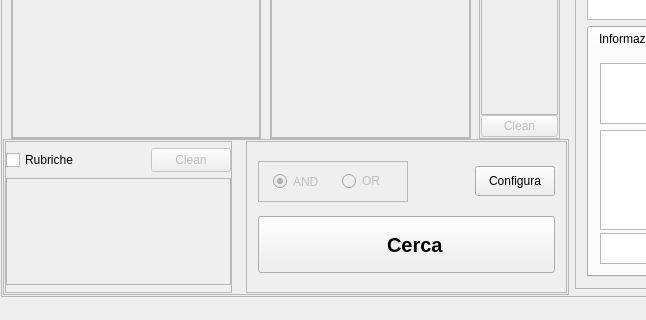
First picture: the form in lescienze500.ui, repository simon-r/LeScienze500, before the edit; both pictures show x 0 to 646 and y 421 to 741 of the 1098 by 741 pixel window.
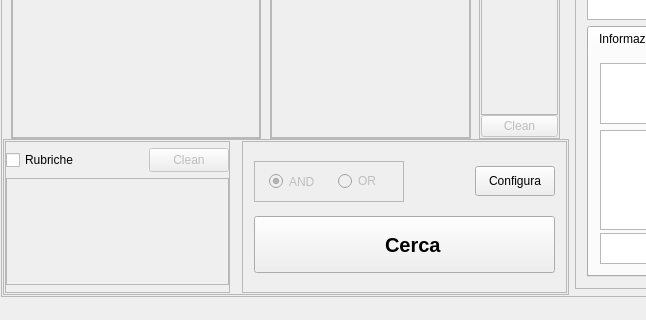
Second picture: the form after the edit. Icons and pictures are not drawn.

Patch:
```diff
--- a/lescienze500.ui
+++ b/lescienze500.ui
@@ -1239,7 +1239,7 @@
                    </layout>
                   </widget>
                  </item>
-                 <item row="2" column="3">
+                 <item row="2" column="4">
                   <widget class="QPushButton" name="Configura">
                    <property name="enabled">
                     <bool>true</bool>
@@ -1255,20 +1255,7 @@
                    </property>
                   </widget>
                  </item>
-                 <item row="2" column="2">
-                  <spacer name="horizontalSpacer_9">
-                   <property name="orientation">
-                    <enum>Qt::Horizontal</enum>
-                   </property>
-                   <property name="sizeHint" stdset="0">
-                    <size>
-                     <width>40</width>
-                     <height>20</height>
-                    </size>
-                   </property>
-                  </spacer>
-                 </item>
-                 <item row="3" column="0" colspan="4">
+                 <item row="3" column="0" colspan="5">
                   <widget class="QPushButton" name="Cerca">
                    <property name="minimumSize">
                     <size>
@@ -1315,6 +1302,19 @@
                    </property>
                   </spacer>
                  </item>
+                 <item row="2" column="3">
+                  <spacer name="horizontalSpacer_9">
+                   <property name="orientation">
+                    <enum>Qt::Horizontal</enum>
+                   </property>
+                   <property name="sizeHint" stdset="0">
+                    <size>
+                     <width>40</width>
+                     <height>20</height>
+                    </size>
+                   </property>
+                  </spacer>
+                 </item>
                 </layout>
                </widget>
               </item>
```
